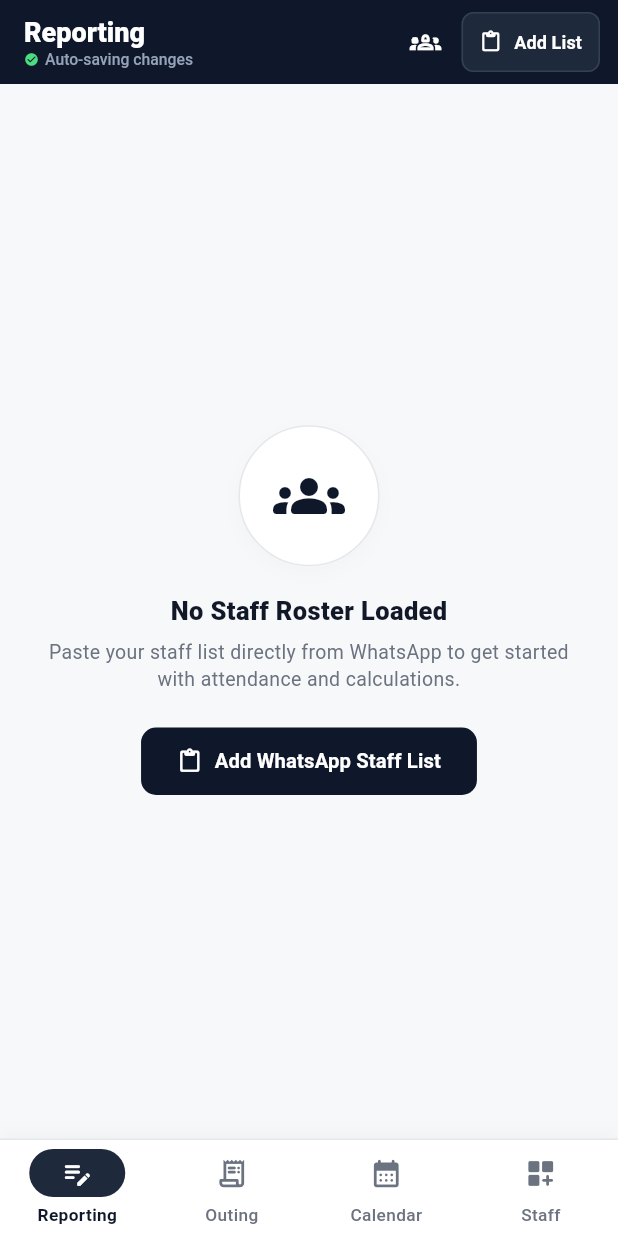
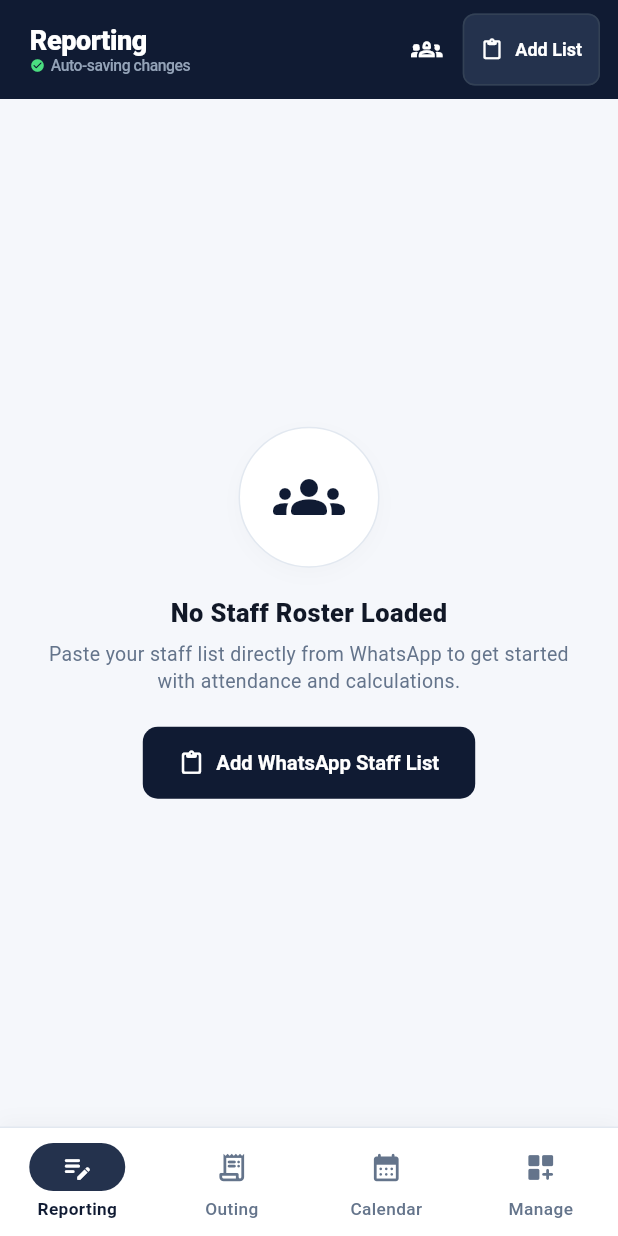
Before and after one commit to jasmalll/Flutter-Billing-App, a Flutter app: the screen it shows after launch, on a phone screen of 412 x 824 dp. Run offline on Flutter 3.47's test engine with Material 3 defaults, Android fonts, the phone set to English and light mode, and no system bars; our stand-ins replace file_picker, pdf, printing, shared_preferences, supabase_flutter; missing offline and left inert: file_saver; accounts and stored records are empty.

Commit message:
Update CaterPro UI theme and design system

```diff
--- a/lib/constants/app_colors.dart
+++ b/lib/constants/app_colors.dart
@@ -1,23 +1,27 @@
 import 'package:flutter/material.dart';
 
+/// CaterPro's shared design tokens. Keep screen-specific colours aligned here.
 class AppColors {
-  static const Color background = Color(0xFFF7F8FA);
-  static const Color primary = Color(0xFF0F172A);
-  static const Color primarySurface = Color(0xFF1E293B);
+  static const Color background = Color(0xFFF5F7FB);
+  static const Color primary = Color(0xFF101B33);
+  static const Color primarySurface = Color(0xFF24324D);
   static const Color card = Color(0xFFFFFFFF);
   static const Color textPrimary = Color(0xFF111827);
-  static const Color textSecondary = Color(0xFF6B7280);
+  static const Color textSecondary = Color(0xFF64748B);
   static const Color textMuted = Color(0xFF94A3B8);
-  static const Color border = Color(0xFFE5E7EB);
-  static const Color borderSubtle = Color(0xFFF1F5F9);
+  static const Color border = Color(0xFFE2E8F0);
+  static const Color borderSubtle = Color(0xFFEDF1F6);
 
-  // Financial Accents
-  static const Color success = Color(0xFF16A34A);
+  // Accent colours are reserved for meaningful status and actions.
+  static const Color success = Color(0xFF15803D);
   static const Color successLight = Color(0xFFDCFCE7);
-  static const Color danger = Color(0xFFEF4444);
+  static const Color danger = Color(0xFFDC2626);
   static const Color dangerLight = Color(0xFFFEE2E2);
+  static const Color warning = Color(0xFFD97706);
+  static const Color warningLight = Color(0xFFFEF3C7);
+  static const Color teal = Color(0xFF0D9488);
 
-  // Role Accents
+  // Role accents
   static const Color roleSp = Color(0xFF2563EB);
   static const Color roleSpLight = Color(0xFFEFF6FF);
   static const Color roleCp = Color(0xFFD97706);
--- a/lib/main.dart
+++ b/lib/main.dart
@@ -34,13 +34,125 @@ class StaffBillingApp extends StatelessWidget {
         colorScheme: ColorScheme.fromSeed(
           seedColor: AppColors.primary,
           primary: AppColors.primary,
+          secondary: const Color(0xFF0D9488),
           surface: AppColors.card,
+          error: AppColors.danger,
         ),
+        visualDensity: VisualDensity.standard,
         appBarTheme: const AppBarTheme(
           backgroundColor: AppColors.primary,
           foregroundColor: Colors.white,
           elevation: 0,
+          scrolledUnderElevation: 0,
           centerTitle: false,
+          titleSpacing: 20,
+          toolbarHeight: 66,
+          iconTheme: IconThemeData(color: Colors.white),
+          titleTextStyle: TextStyle(
+            color: Colors.white,
+            fontSize: 19,
+            fontWeight: FontWeight.w800,
+            letterSpacing: -0.3,
+          ),
+        ),
+        cardTheme: CardThemeData(
+          color: AppColors.card,
+          elevation: 0,
+          margin: EdgeInsets.zero,
+          surfaceTintColor: Colors.transparent,
+          shape: RoundedRectangleBorder(
+            borderRadius: BorderRadius.circular(18),
+            side: const BorderSide(color: AppColors.borderSubtle),
+          ),
+        ),
+        inputDecorationTheme: InputDecorationTheme(
+          filled: true,
+          fillColor: const Color(0xFFF8FAFC),
+          contentPadding: const EdgeInsets.symmetric(horizontal: 14, vertical: 14),
+          hintStyle: const TextStyle(color: AppColors.textMuted, fontSize: 14),
+          labelStyle: const TextStyle(color: AppColors.textSecondary, fontSize: 13),
+          border: OutlineInputBorder(
+            borderRadius: BorderRadius.circular(13),
+            borderSide: const BorderSide(color: AppColors.border),
+          ),
+          enabledBorder: OutlineInputBorder(
+            borderRadius: BorderRadius.circular(13),
+            borderSide: const BorderSide(color: AppColors.border),
+          ),
+          focusedBorder: OutlineInputBorder(
+            borderRadius: BorderRadius.circular(13),
+            borderSide: const BorderSide(color: AppColors.primary, width: 1.6),
+          ),
+          errorBorder: OutlineInputBorder(
+            borderRadius: BorderRadius.circular(13),
+            borderSide: const BorderSide(color: AppColors.danger),
+          ),
+        ),
+        elevatedButtonTheme: ElevatedButtonThemeData(
+          style: ElevatedButton.styleFrom(
+            backgroundColor: AppColors.primary,
+            foregroundColor: Colors.white,
+            elevation: 0,
+            minimumSize: const Size(48, 48),
+            padding: const EdgeInsets.symmetric(horizontal: 18, vertical: 13),
+            textStyle: const TextStyle(fontSize: 14, fontWeight: FontWeight.w700),
+            shape: RoundedRectangleBorder(borderRadius: BorderRadius.circular(13)),
+          ),
+        ),
+        filledButtonTheme: FilledButtonThemeData(
+          style: FilledButton.styleFrom(
+            backgroundColor: AppColors.primary,
+            foregroundColor: Colors.white,
+            minimumSize: const Size(48, 48),
+            padding: const EdgeInsets.symmetric(horizontal: 18, vertical: 13),
+            textStyle: const TextStyle(fontSize: 14, fontWeight: FontWeight.w700),
+            shape: RoundedRectangleBorder(borderRadius: BorderRadius.circular(13)),
+          ),
+        ),
+        outlinedButtonTheme: OutlinedButtonThemeData(
+          style: OutlinedButton.styleFrom(
+            foregroundColor: AppColors.primary,
+            minimumSize: const Size(46, 46),
+            padding: const EdgeInsets.symmetric(horizontal: 16, vertical: 12),
+            side: const BorderSide(color: AppColors.border),
+            textStyle: const TextStyle(fontSize: 14, fontWeight: FontWeight.w700),
+            shape: RoundedRectangleBorder(borderRadius: BorderRadius.circular(13)),
+          ),
+        ),
+        textButtonTheme: TextButtonThemeData(
+          style: TextButton.styleFrom(
+            foregroundColor: AppColors.primary,
+            textStyle: const TextStyle(fontWeight: FontWeight.w700),
+            shape: RoundedRectangleBorder(borderRadius: BorderRadius.circular(10)),
+          ),
+        ),
+        dividerTheme: const DividerThemeData(
+          color: AppColors.borderSubtle,
+          thickness: 1,
+          space: 1,
+        ),
+        snackBarTheme: SnackBarThemeData(
+          behavior: SnackBarBehavior.floating,
+          backgroundColor: AppColors.primarySurface,
+          contentTextStyle: const TextStyle(color: Colors.white, fontWeight: FontWeight.w500),
+          shape: RoundedRectangleBorder(borderRadius: BorderRadius.circular(14)),
+        ),
+        dialogTheme: DialogThemeData(
+          backgroundColor: Colors.white,
+          surfaceTintColor: Colors.transparent,
+          shape: RoundedRectangleBorder(borderRadius: BorderRadius.circular(22)),
+          titleTextStyle: const TextStyle(color: AppColors.textPrimary, fontSize: 19, fontWeight: FontWeight.w800),
+        ),
+        chipTheme: ChipThemeData(
+          backgroundColor: const Color(0xFFF1F5F9),
+          selectedColor: AppColors.primary,
+          labelStyle: const TextStyle(fontSize: 12, fontWeight: FontWeight.w600),
+          shape: RoundedRectangleBorder(borderRadius: BorderRadius.circular(10)),
+          side: BorderSide.none,
+        ),
+        progressIndicatorTheme: const ProgressIndicatorThemeData(
+          color: AppColors.primary,
+          linearTrackColor: AppColors.borderSubtle,
         ),
       ),
       home: const MainNavigationShell(),
@@ -295,7 +407,7 @@ class _MainNavigationShellState extends State<MainNavigationShell> {
         ),
         child: NavigationBarTheme(
           data: NavigationBarThemeData(
-            indicatorColor: AppColors.primarySurface,
+            indicatorColor: const Color(0xFF24324D),
             iconTheme: WidgetStateProperty.resolveWith<IconThemeData>((states) {
               if (states.contains(WidgetState.selected)) {
                 return const IconThemeData(color: Colors.white, size: 22);
@@ -318,8 +430,9 @@ class _MainNavigationShellState extends State<MainNavigationShell> {
             }),
           ),
           child: NavigationBar(
-            height: 64,
+            height: 72,
             backgroundColor: Colors.white,
+            surfaceTintColor: Colors.transparent,
             elevation: 0,
             selectedIndex: _currentIndex,
             onDestinationSelected: (index) {
@@ -345,7 +458,7 @@ class _MainNavigationShellState extends State<MainNavigationShell> {
               NavigationDestination(
                 icon: Icon(Icons.dashboard_customize_rounded),
                 selectedIcon: Icon(Icons.dashboard_customize_rounded),
-                label: 'Staff',
+                label: 'Manage',
               ),
             ],
           ),
--- a/pubspec.yaml
+++ b/pubspec.yaml
@@ -1,5 +1,5 @@
 name: billing
-description: "A new Flutter project."
+description: "CaterPro — professional catering staff billing and management."
 # The following line prevents the package from being accidentally published to
 # pub.dev using `flutter pub publish`. This is preferred for private packages.
 publish_to: 'none' # Remove this line if you wish to publish to pub.dev
```
Also changed, not shown: 1 other file.
